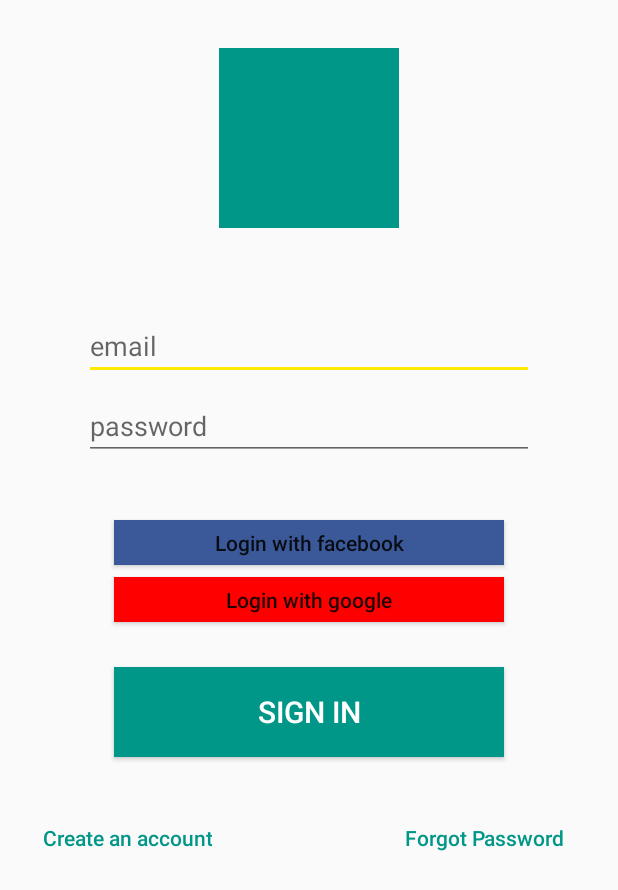
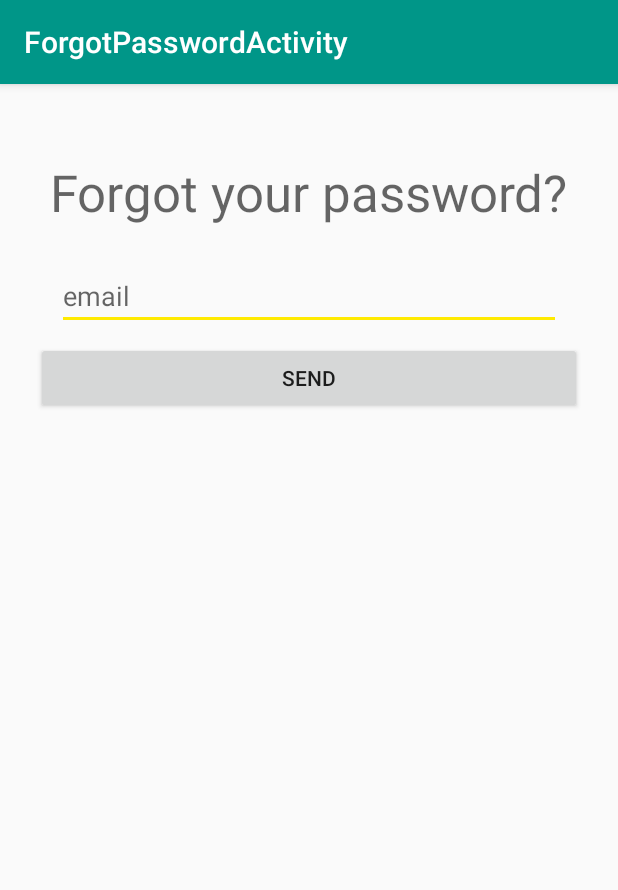
Before and after one commit to arifinfrds/Android-CaTo, an Android app: the screen it shows after launch (SignInActivity before the commit, ForgotPasswordActivity after it), after a tap on "Forgot Password", on a phone screen of 412 x 824 dp. Shown: the top 890 px of the screen. Run offline under Robolectric (Android 15) with nearby library versions, the light colour scheme and no system bars.

Commit message:
added forgot pass

```diff
--- a/app/build.gradle
+++ b/app/build.gradle
@@ -34,8 +34,8 @@
     compile 'com.android.support:recyclerview-v7:25.3.0'
     compile 'com.android.support:cardview-v7:25.3.0'
     compile 'com.miguelcatalan:materialsearchview:1.4.0'
+    compile 'com.akexorcist:googledirectionlibrary:1.0.5'
     testCompile 'junit:junit:4.12'
-    compile 'com.akexorcist:googledirectionlibrary:1.0.5'
 }
 
 apply plugin: 'com.google.gms.google-services'
--- a/app/src/main/AndroidManifest.xml
+++ b/app/src/main/AndroidManifest.xml
@@ -31,7 +31,7 @@
             android:name=".MainActivity"
             android:label="@string/app_name"
             android:screenOrientation="portrait"
-            android:theme="@style/AppTheme.NoActionBar"></activity>
+            android:theme="@style/AppTheme.NoActionBar" />
         <!--
              The API key for Google Maps-based APIs is defined as a string resource.
              (See the file "res/values/google_maps_api.xml").
@@ -73,10 +73,14 @@
         <activity
             android:name=".SignUpActivity"
             android:label="@string/title_activity_sign_up"
-            android:theme="@style/AppTheme.NoActionBar"></activity>
+            android:theme="@style/AppTheme.NoActionBar" />
         <activity
             android:name=".PenjualPembeliActivity"
             android:label="@string/title_activity_penjual_pembeli"
+            android:theme="@style/AppTheme.NoActionBar" />
+        <activity
+            android:name=".ForgotPasswordActivity"
+            android:label="@string/title_activity_forgot_password"
             android:theme="@style/AppTheme.NoActionBar"></activity>
     </application>
 
--- /dev/null
+++ b/app/src/main/java/com/example/arifinfirdaus/cato/ForgotPasswordActivity.java
@@ -0,0 +1,47 @@
+package com.example.arifinfirdaus.cato;
+
+import android.os.Bundle;
+import android.support.design.widget.FloatingActionButton;
+import android.support.design.widget.Snackbar;
+import android.support.v7.app.AppCompatActivity;
+import android.support.v7.widget.Toolbar;
+import android.view.View;
+import android.widget.Button;
+import android.widget.EditText;
+import android.widget.Toast;
+
+public class ForgotPasswordActivity extends AppCompatActivity {
+
+    private EditText etEmail;
+    private Button btnSend;
+
+    @Override
+    protected void onCreate(Bundle savedInstanceState) {
+        super.onCreate(savedInstanceState);
+        setContentView(R.layout.activity_forgot_password);
+        Toolbar toolbar = (Toolbar) findViewById(R.id.toolbar);
+        setSupportActionBar(toolbar);
+
+        etEmail = (EditText) findViewById(R.id.et_forgot_password);
+        btnSend = (Button) findViewById(R.id.btn_send_forgot_password);
+        btnSend.setOnClickListener(new View.OnClickListener() {
+            @Override
+            public void onClick(View v) {
+                // cek null
+                if (etEmail.getText().toString().matches("") || etEmail.getText().toString().equals(null)) {
+                    etEmail.setError("empty");
+                } else {
+                    handleSend(etEmail.getText().toString());
+                }
+            }
+        });
+
+
+    }
+
+    private void handleSend(String email) {
+        Toast.makeText(this, "handle send", Toast.LENGTH_SHORT).show();
+    }
+
+
+}
--- a/app/src/main/java/com/example/arifinfirdaus/cato/SignInActivity.java
+++ b/app/src/main/java/com/example/arifinfirdaus/cato/SignInActivity.java
@@ -58,15 +58,19 @@
                 Toast.makeText(this, "btn_sign_in", Toast.LENGTH_SHORT).show();
                 break;
             case R.id.btn_create_account:
-                Toast.makeText(this, "btn_create_account", Toast.LENGTH_SHORT).show();
                 toSignInActivity();
                 break;
             case R.id.btn_forgot_password:
-                Toast.makeText(this, "btn_forgot_password", Toast.LENGTH_SHORT).show();
+                toForgotPasswordActivity();
                 break;
             default:
                 break;
         }
+    }
+
+    private void toForgotPasswordActivity() {
+        Intent intent = new Intent(SignInActivity.this, ForgotPasswordActivity.class);
+        startActivity(intent);
     }
 
     private void toSignInActivity() {
--- /dev/null
+++ b/app/src/main/res/layout/activity_forgot_password.xml
@@ -0,0 +1,26 @@
+<?xml version="1.0" encoding="utf-8"?>
+<android.support.design.widget.CoordinatorLayout xmlns:android="http://schemas.android.com/apk/res/android"
+    xmlns:app="http://schemas.android.com/apk/res-auto"
+    xmlns:tools="http://schemas.android.com/tools"
+    android:layout_width="match_parent"
+    android:layout_height="match_parent"
+    tools:context="com.example.arifinfirdaus.cato.ForgotPasswordActivity">
+
+    <android.support.design.widget.AppBarLayout
+        android:layout_width="match_parent"
+        android:layout_height="wrap_content"
+        android:theme="@style/AppTheme.AppBarOverlay">
+
+        <android.support.v7.widget.Toolbar
+            android:id="@+id/toolbar"
+            android:layout_width="match_parent"
+            android:layout_height="?attr/actionBarSize"
+            android:background="?attr/colorPrimary"
+            app:popupTheme="@style/AppTheme.PopupOverlay" />
+
+    </android.support.design.widget.AppBarLayout>
+
+    <include layout="@layout/content_forgot_password" />
+
+
+</android.support.design.widget.CoordinatorLayout>
--- /dev/null
+++ b/app/src/main/res/layout/content_forgot_password.xml
@@ -0,0 +1,55 @@
+<?xml version="1.0" encoding="utf-8"?>
+<android.support.constraint.ConstraintLayout xmlns:android="http://schemas.android.com/apk/res/android"
+    xmlns:app="http://schemas.android.com/apk/res-auto"
+    xmlns:tools="http://schemas.android.com/tools"
+    android:layout_width="match_parent"
+    android:layout_height="match_parent"
+    android:layout_margin="16dp"
+    app:layout_behavior="@string/appbar_scrolling_view_behavior"
+    tools:context="com.example.arifinfirdaus.cato.ForgotPasswordActivity"
+    tools:showIn="@layout/activity_forgot_password">
+
+
+    <TextView
+        android:id="@+id/textView2"
+        android:layout_width="wrap_content"
+        android:layout_height="wrap_content"
+        android:layout_marginEnd="8dp"
+        android:layout_marginLeft="8dp"
+        android:layout_marginRight="8dp"
+        android:layout_marginStart="8dp"
+        android:layout_marginTop="33dp"
+        android:text="Forgot your password?"
+        android:textAppearance="@style/TextAppearance.AppCompat.Display1"
+        app:layout_constraintHorizontal_bias="0.501"
+        app:layout_constraintLeft_toLeftOf="parent"
+        app:layout_constraintRight_toRightOf="parent"
+        app:layout_constraintTop_toTopOf="parent" />
+
+    <EditText
+
+        android:id="@+id/et_forgot_password"
+        android:layout_width="336dp"
+        android:layout_height="wrap_content"
+        android:hint="email"
+        app:layout_constraintLeft_toLeftOf="parent"
+        app:layout_constraintRight_toRightOf="parent"
+        app:layout_constraintTop_toBottomOf="@+id/textView2"
+        android:layout_marginTop="24dp" />
+
+    <Button
+        android:id="@+id/btn_send_forgot_password"
+        android:layout_width="0dp"
+        android:layout_height="wrap_content"
+        android:layout_marginLeft="8dp"
+        android:layout_marginRight="8dp"
+        android:layout_marginTop="8dp"
+        android:text="Send"
+        app:layout_constraintLeft_toLeftOf="parent"
+        app:layout_constraintRight_toRightOf="parent"
+        app:layout_constraintTop_toBottomOf="@+id/et_forgot_password"
+        android:layout_marginStart="8dp"
+        android:layout_marginEnd="8dp" />
+
+
+</android.support.constraint.ConstraintLayout>
--- a/app/src/main/res/values/strings.xml
+++ b/app/src/main/res/values/strings.xml
@@ -19,6 +19,7 @@
     <string name="search_hint_pembeli">Cari toko disini...</string>
     <string name="title_activity_sign_up">SignUp</string>
     <string name="title_activity_penjual_pembeli">@string/app_name</string>
+    <string name="title_activity_forgot_password">ForgotPasswordActivity</string>
 
 
 </resources>
```
